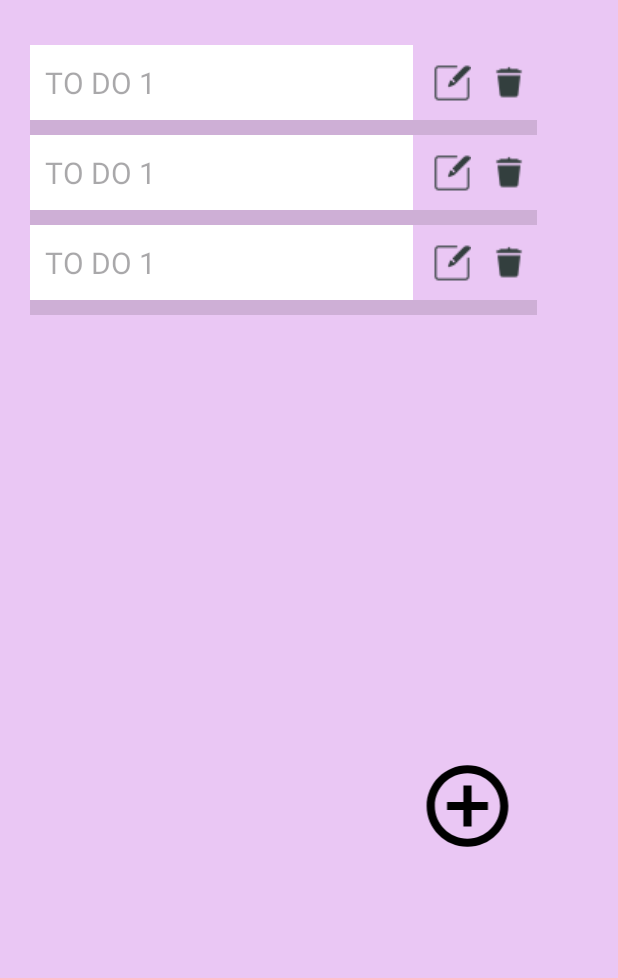
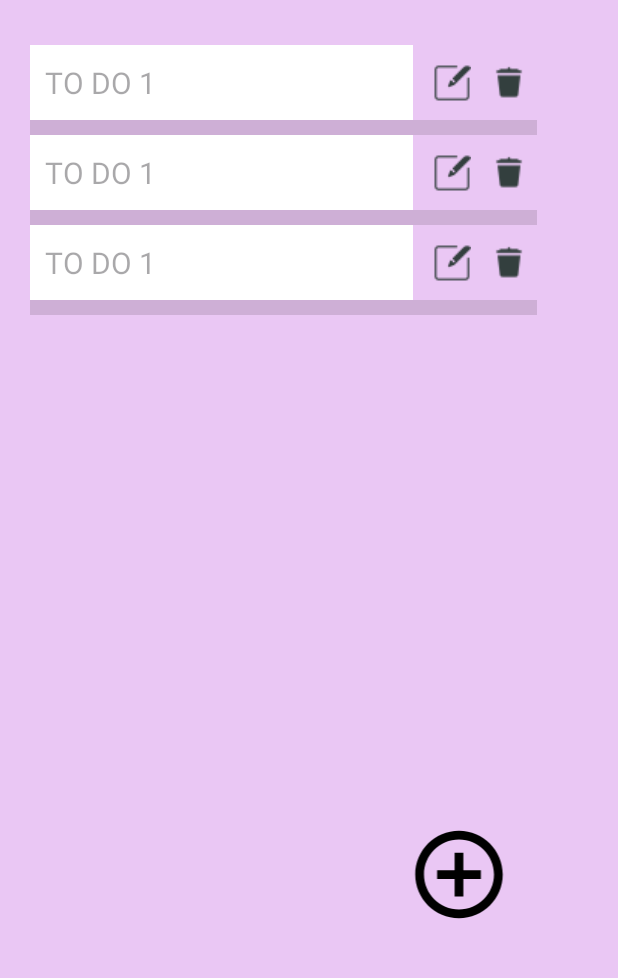
Before and after one commit to DipikaUdayangani/MY-TO-DO-APP, an Android app: the layout activity_main_items.xml on its own in the app's theme, with its tools: preview values and no code run, on a phone screen of 412 x 824 dp, the part 105-1083 px from its top. Run offline under Robolectric (Android 15) with nearby library versions, the phone set to English and light mode, and no system bars; Roboto replaces fonts that are not available here.

Commit message:
change add position

```diff
--- a/app/src/main/res/layout/activity_main_items.xml
+++ b/app/src/main/res/layout/activity_main_items.xml
@@ -58,15 +58,15 @@
 
         <LinearLayout
             android:layout_width="346dp"
-            android:layout_height="123dp"
+            android:layout_height="171dp"
             android:gravity="bottom|end"
             android:orientation="horizontal"
             android:padding="5dp">
 
             <ImageView
                 android:id="@+id/img_Add"
-                android:layout_width="78dp"
-                android:layout_height="65dp"
+                android:layout_width="89dp"
+                android:layout_height="70dp"
                 android:contentDescription="@string/todo_3"
                 app:srcCompat="@drawable/add_mark"
                 tools:srcCompat="@drawable/add_mark" />
```
